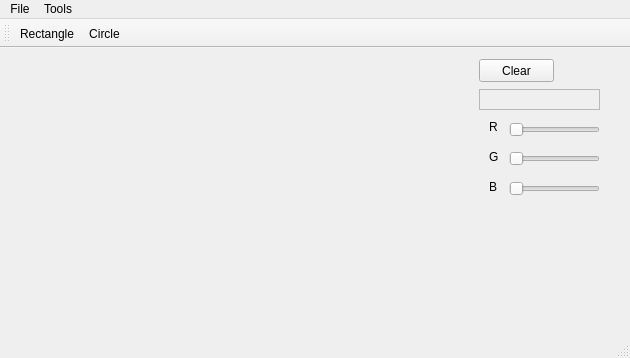
DerCodeHahn/cpp, file Paint/mainwindow.ui: the form before one commit.
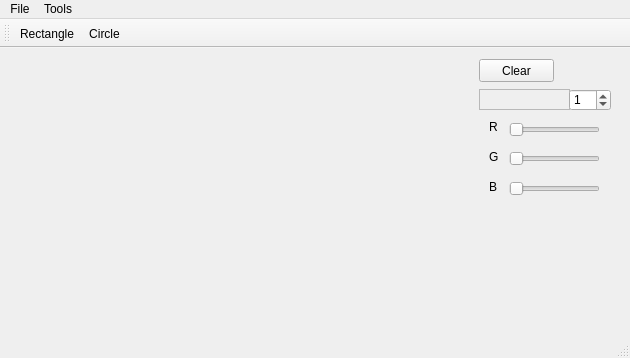
The form after the commit.

Patch:
```diff
--- a/Paint/mainwindow.ui
+++ b/Paint/mainwindow.ui
@@ -142,7 +142,7 @@
         <rect>
          <x>10</x>
          <y>30</y>
-         <width>121</width>
+         <width>91</width>
          <height>21</height>
         </rect>
        </property>
@@ -153,6 +153,19 @@
         <enum>QFrame::Raised</enum>
        </property>
       </widget>
+      <widget class="QSpinBox" name="sizeBox">
+       <property name="geometry">
+        <rect>
+         <x>100</x>
+         <y>30</y>
+         <width>42</width>
+         <height>22</height>
+        </rect>
+       </property>
+       <property name="value">
+        <number>1</number>
+       </property>
+      </widget>
      </widget>
     </item>
    </layout>
```
Left out of the diff: 6 changed lines with no effect on the pictures.
